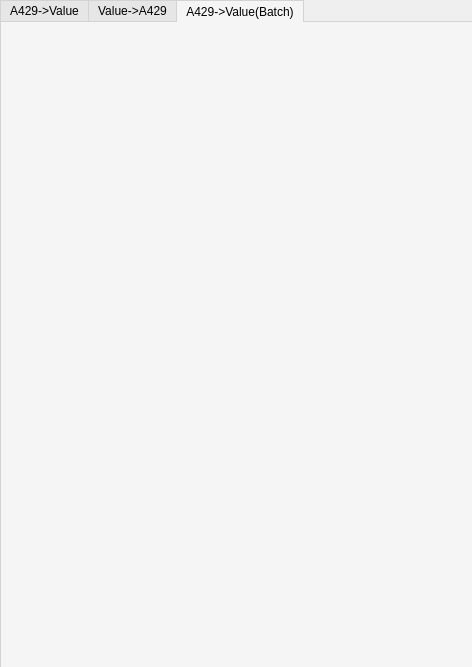
Old version of the form src/gui/a429parser.ui in the repository sslnjz/a429parser.
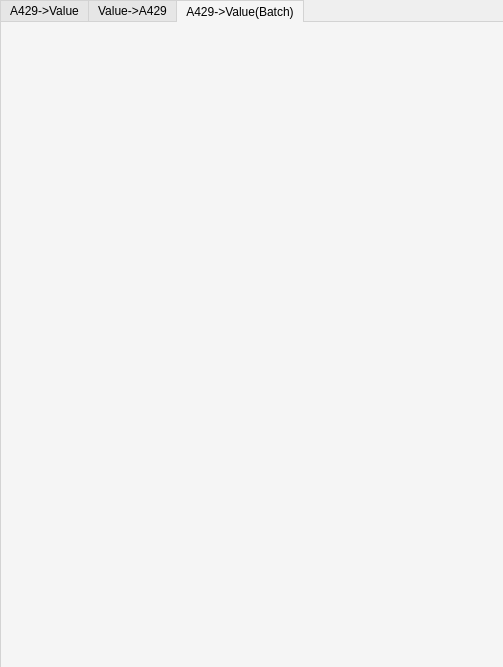
New version of the form. Icons and pictures are not drawn.

```diff
--- a/src/gui/a429parser.ui
+++ b/src/gui/a429parser.ui
@@ -6,7 +6,7 @@
    <rect>
     <x>0</x>
     <y>0</y>
-    <width>472</width>
+    <width>503</width>
     <height>667</height>
    </rect>
   </property>
```
